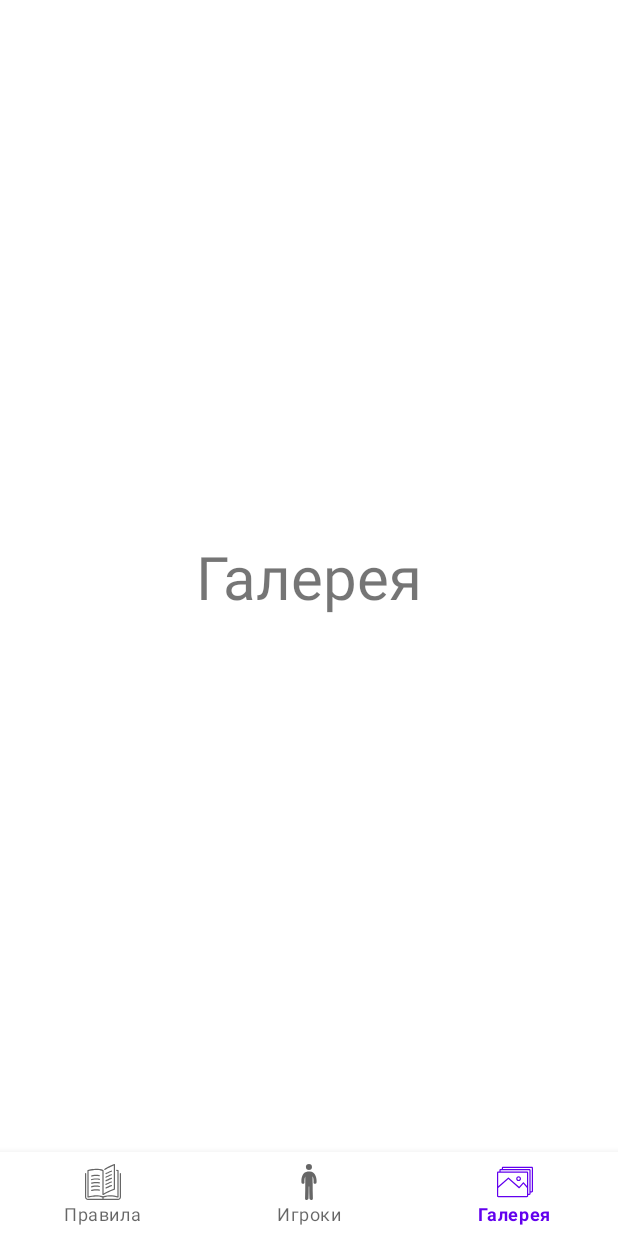
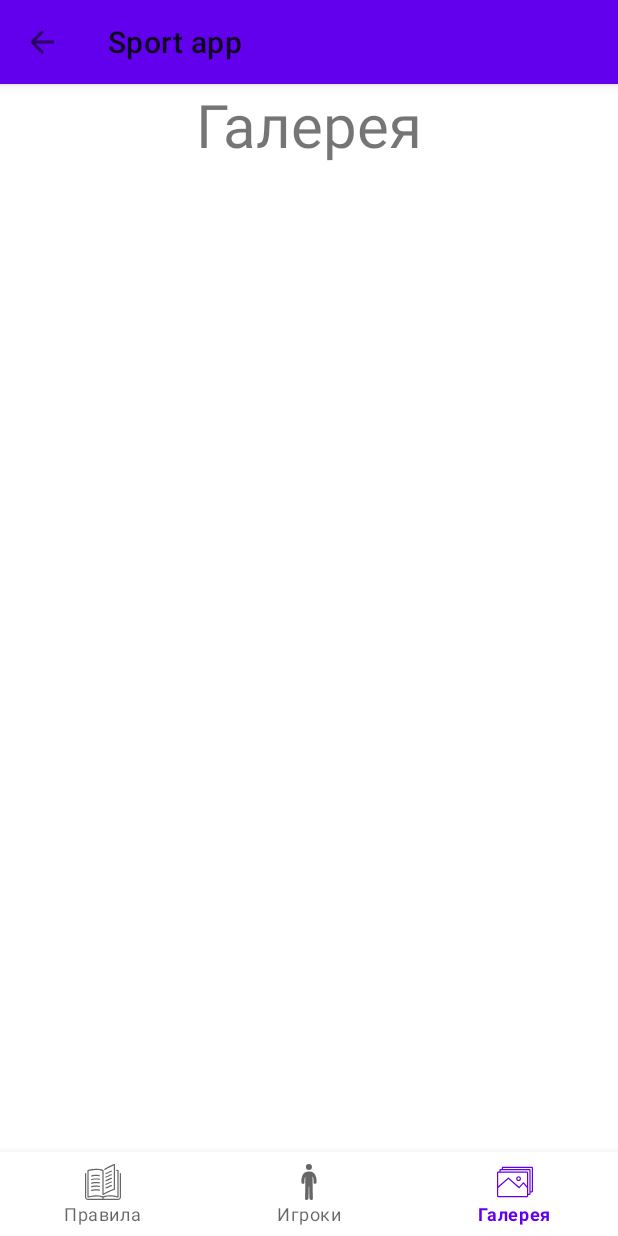
Before and after one commit to backtoroots/sport-app, an Android app: the SportGameActivity screen opened directly, with no data from a screen before it, item 3 of the bottom bar chosen, on a phone screen of 412 x 824 dp. Run offline under Robolectric (Android 15) with nearby library versions, the phone set to English and light mode, and no system bars; 5 statements that could not run were skipped.

Commit message:
fix SportGameActivity appBar add custom BottomViewBehaviour

```diff
--- /dev/null
+++ b/app/src/main/java/com/example/sportapp/BottomNavigationBehavior.kt
@@ -0,0 +1,27 @@
+package com.example.sportapp
+
+import android.content.Context
+import android.util.AttributeSet
+import android.view.View
+import androidx.coordinatorlayout.widget.CoordinatorLayout
+import androidx.core.view.ViewCompat
+import kotlin.math.min
+import kotlin.math.max
+
+
+class BottomNavigationBehavior<V : View>(context: Context, attrs: AttributeSet) :
+    CoordinatorLayout.Behavior<V>(context, attrs) {
+
+    override fun onStartNestedScroll(
+        coordinatorLayout: CoordinatorLayout, child: V, directTargetChild: View, target: View, axes: Int, type: Int
+    ): Boolean {
+        return axes == ViewCompat.SCROLL_AXIS_VERTICAL
+    }
+
+    override fun onNestedPreScroll(
+        coordinatorLayout: CoordinatorLayout, child: V, target: View, dx: Int, dy: Int, consumed: IntArray, type: Int
+    ) {
+        super.onNestedPreScroll(coordinatorLayout, child, target, dx, dy, consumed, type)
+        child.translationY = max(0f, min(child.height.toFloat(), child.translationY + dy))
+    }
+}
--- a/app/src/main/java/com/example/sportapp/ui/SportsGamesRecyclerAdapter.kt
+++ b/app/src/main/java/com/example/sportapp/ui/SportsGamesRecyclerAdapter.kt
@@ -17,7 +17,7 @@ class SportsGamesRecyclerAdapter(
         private val onSportGameListener: OnSportGameListener
     ) : RecyclerView.ViewHolder(binding.root), View.OnClickListener {
         init {
-            binding.sportGameContent.setOnClickListener(this)
+            binding.card.setOnClickListener(this)
         }
 
         override fun onClick(p0: View?) {
--- a/app/src/main/java/com/example/sportapp/ui/sport/SportGameActivity.kt
+++ b/app/src/main/java/com/example/sportapp/ui/sport/SportGameActivity.kt
@@ -29,6 +29,8 @@ class SportGameActivity : AppCompatActivity(),
 
         binding.bottomNavigation.setOnNavigationItemSelectedListener(this)
 
+        setSupportActionBar(binding.toolbar)
+        supportActionBar?.setDisplayHomeAsUpEnabled(true)
 
         supportFragmentManager.beginTransaction()
             .replace(binding.fragmentContainer.id, getFragmentWithBundle(RulesFragment())).commit()
@@ -48,6 +50,14 @@ class SportGameActivity : AppCompatActivity(),
         return true
     }
 
+    override fun onOptionsItemSelected(item: MenuItem): Boolean {
+        if (item.itemId == android.R.id.home){
+            finish()
+            return true
+        }
+        return super.onOptionsItemSelected(item)
+    }
+
     private fun getFragmentWithBundle(fragment: Fragment): Fragment {
         val bundle = bundleOf()
         bundle.putString(getString(R.string.sportKeyName), sportName)
--- a/app/src/main/java/com/example/sportapp/ui/sport/rules/RulesRecyclerAdapter.kt
+++ b/app/src/main/java/com/example/sportapp/ui/sport/rules/RulesRecyclerAdapter.kt
@@ -19,6 +19,7 @@ class RulesRecyclerAdapter(
             binding.ruleTitle.setOnClickListener(this)
             binding.arrowFolded.setOnClickListener(this)
             binding.arrowExpanded.setOnClickListener(this)
+// TODO if last element expanded, it's content is invisible. Scroll to this content
         }
 
         override fun onClick(p0: View?) {
--- a/app/src/main/res/layout/activity_sport_game.xml
+++ b/app/src/main/res/layout/activity_sport_game.xml
@@ -1,34 +1,47 @@
 <?xml version="1.0" encoding="utf-8"?>
-<androidx.constraintlayout.widget.ConstraintLayout xmlns:android="http://schemas.android.com/apk/res/android"
+<androidx.coordinatorlayout.widget.CoordinatorLayout
+    xmlns:android="http://schemas.android.com/apk/res/android"
     xmlns:app="http://schemas.android.com/apk/res-auto"
     xmlns:tools="http://schemas.android.com/tools"
     android:layout_width="match_parent"
     android:layout_height="match_parent"
     tools:context=".ui.sport.SportGameActivity">
 
+    <com.google.android.material.appbar.AppBarLayout
+        android:id="@+id/appToolbar"
+        android:layout_width="match_parent"
+        android:layout_height="wrap_content">
+
+        <androidx.appcompat.widget.Toolbar
+            android:id="@+id/toolbar"
+            android:layout_width="match_parent"
+            android:layout_height="?attr/actionBarSize"
+            app:layout_scrollFlags="scroll|enterAlways"/>
+
+    </com.google.android.material.appbar.AppBarLayout>
+
     <FrameLayout
         android:id="@+id/fragment_container"
         android:layout_width="match_parent"
         android:layout_height="wrap_content"
-        app:layout_constraintEnd_toEndOf="@id/bottom_navigation"
-        app:layout_constraintStart_toStartOf="parent"
-        app:layout_constraintTop_toTopOf="parent"
-        app:layout_constraintBottom_toTopOf="@id/bottom_navigation"
+        app:layout_behavior="@string/appbar_scrolling_view_behavior"
         />
-<!--        android:layout_marginTop="16dp"-->
+    <!--    TODO replace with more elegant margin solution-->
 
     <com.google.android.material.bottomnavigation.BottomNavigationView
         android:id="@+id/bottom_navigation"
         android:layout_width="match_parent"
         android:layout_height="wrap_content"
-        app:layout_constraintBottom_toBottomOf="parent"
-        app:layout_constraintEnd_toEndOf="parent"
-        app:layout_constraintStart_toStartOf="parent"
-        app:menu="@menu/bottom_menu" />
+        app:menu="@menu/bottom_menu"
+        android:layout_gravity="bottom"
+        app:layout_behavior="com.example.sportapp.BottomNavigationBehavior"
+        />
+        app:layout_behavior="@string/hide_bottom_view_on_scroll_behavior"
 
-<!--        android:background="@color/colorBottomNavigation"-->
+
+    <!--        android:background="@color/colorBottomNavigation"-->
     <!--    app:itemTextColor="@android:color/white"-->
     <!--        app:itemBackground="@color/colorPrimary"-->
     <!--    TODO change app colors-->
 
-</androidx.constraintlayout.widget.ConstraintLayout>
+</androidx.coordinatorlayout.widget.CoordinatorLayout>
--- a/app/src/main/res/layout/activity_sports_games.xml
+++ b/app/src/main/res/layout/activity_sports_games.xml
@@ -26,4 +26,5 @@
         android:layout_width="match_parent"
         android:layout_height="wrap_content"
         app:layout_behavior="@string/appbar_scrolling_view_behavior" />
+
 </androidx.coordinatorlayout.widget.CoordinatorLayout>
--- a/app/src/main/res/layout/sports_games_list_item.xml
+++ b/app/src/main/res/layout/sports_games_list_item.xml
@@ -1,7 +1,7 @@
 <?xml version="1.0" encoding="utf-8"?>
 <com.google.android.material.card.MaterialCardView xmlns:android="http://schemas.android.com/apk/res/android"
     xmlns:app="http://schemas.android.com/apk/res-auto"
-    android:id="@+id/footballCard"
+    android:id="@+id/card"
     android:layout_width="match_parent"
     android:layout_height="wrap_content"
     android:layout_marginLeft="24dp"
```
